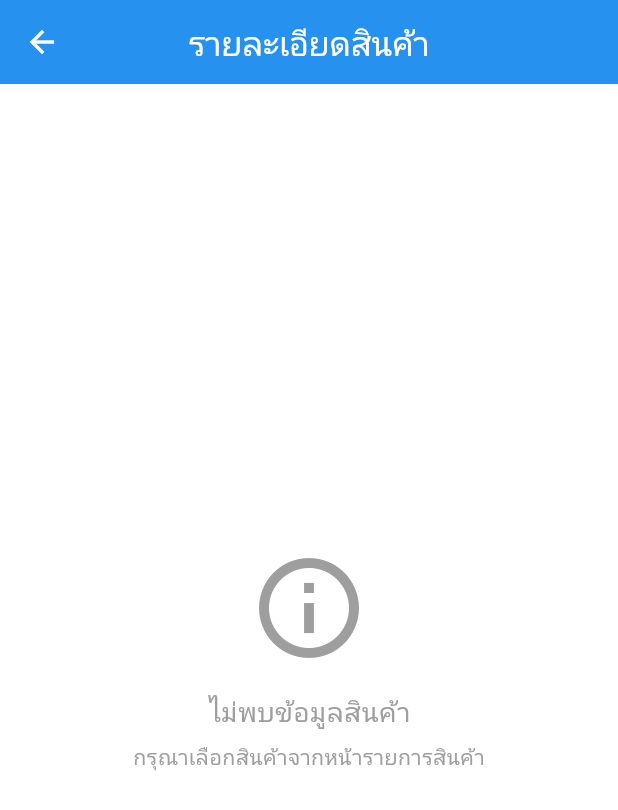
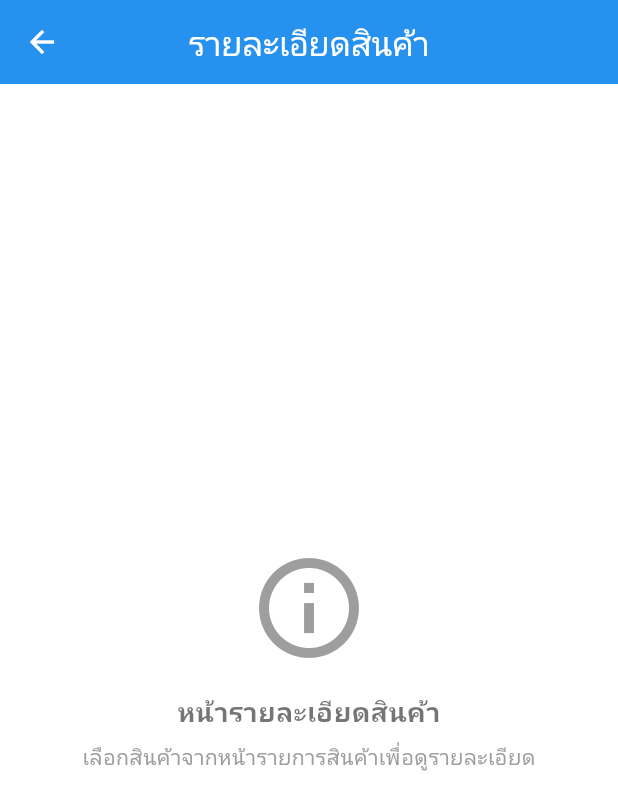
Before and after one commit to Non2412/Transaction_API, a Flutter app: the AboutScreen screen opened by its route, on a phone screen of 412 x 824 dp. Shown: the top 810 px of the screen. Run offline on Flutter 3.47's test engine with Material 3 defaults, Android fonts, the phone set to English and light mode, and no system bars; our stand-ins replace get, hive; accounts and stored records are empty.

Commit message:
Changed the description on the about page to make it easier to understand.

```diff
--- a/lib/screens/about_screen.dart
+++ b/lib/screens/about_screen.dart
@@ -72,7 +72,7 @@ class _AboutScreenState extends State<AboutScreen> {
 
       Get.snackbar(
         'สำเร็จ',
-        'บันทึกข้อมูلสินค้าเรียบร้อยแล้ว',
+        'บันทึกข้อมูลสินค้าเรียบร้อยแล้ว',
         snackPosition: SnackPosition.TOP,
         backgroundColor: Colors.green,
         colorText: Colors.white,
@@ -178,19 +178,20 @@ class _AboutScreenState extends State<AboutScreen> {
                   ),
                   SizedBox(height: 16),
                   Text(
-                    'ไม่พบข้อมูลสินค้า',
+                    'หน้ารายละเอียดสินค้า',
                     style: TextStyle(
                       fontSize: 18,
-                      color: Colors.grey,
+                      fontWeight: FontWeight.bold,
                     ),
                   ),
                   SizedBox(height: 8),
                   Text(
-                    'กรุณาเลือกสินค้าจากหน้ารายการสินค้า',
+                    'เลือกสินค้าจากหน้ารายการสินค้าเพื่อดูรายละเอียด',
                     style: TextStyle(
                       fontSize: 14,
                       color: Colors.grey,
                     ),
+                    textAlign: TextAlign.center,
                   ),
                 ],
               ),
@@ -317,7 +318,7 @@ class _AboutScreenState extends State<AboutScreen> {
                         style: const TextStyle(fontSize: 16),
                         validator: (value) {
                           if (value == null || value.isEmpty) {
-                            return 'กรุณาใส่รายละเอียดสินค้า';
+                            return 'กrุณาใส่รายละเอียดสินค้า';
                           }
                           return null;
                         },
```
